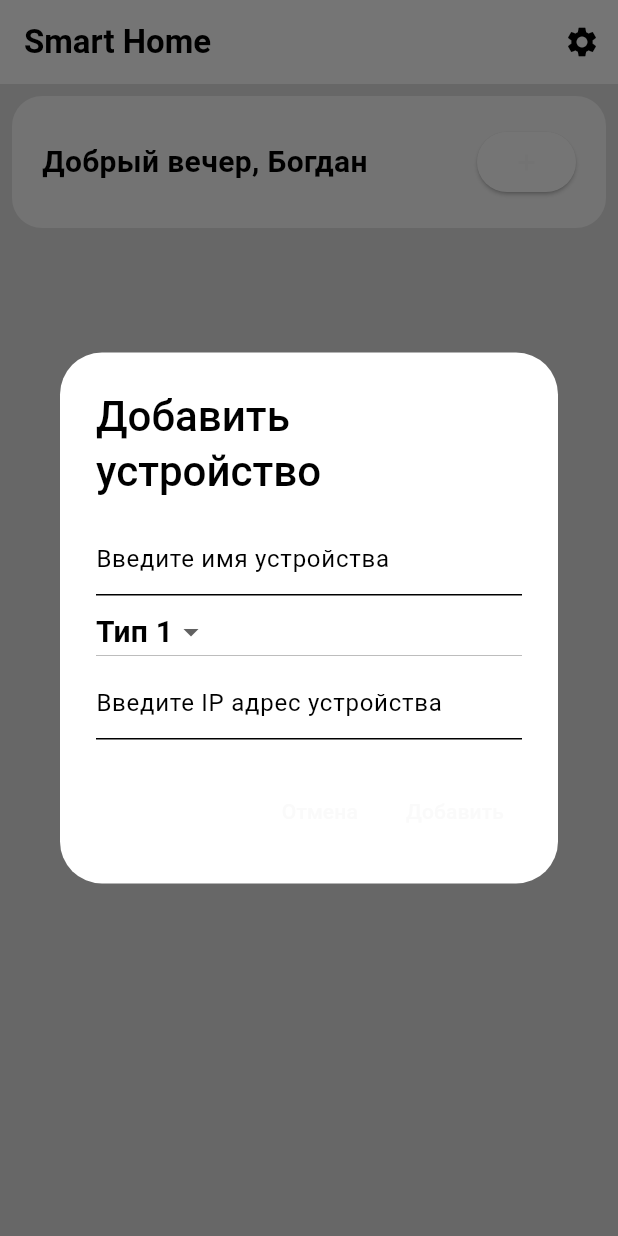
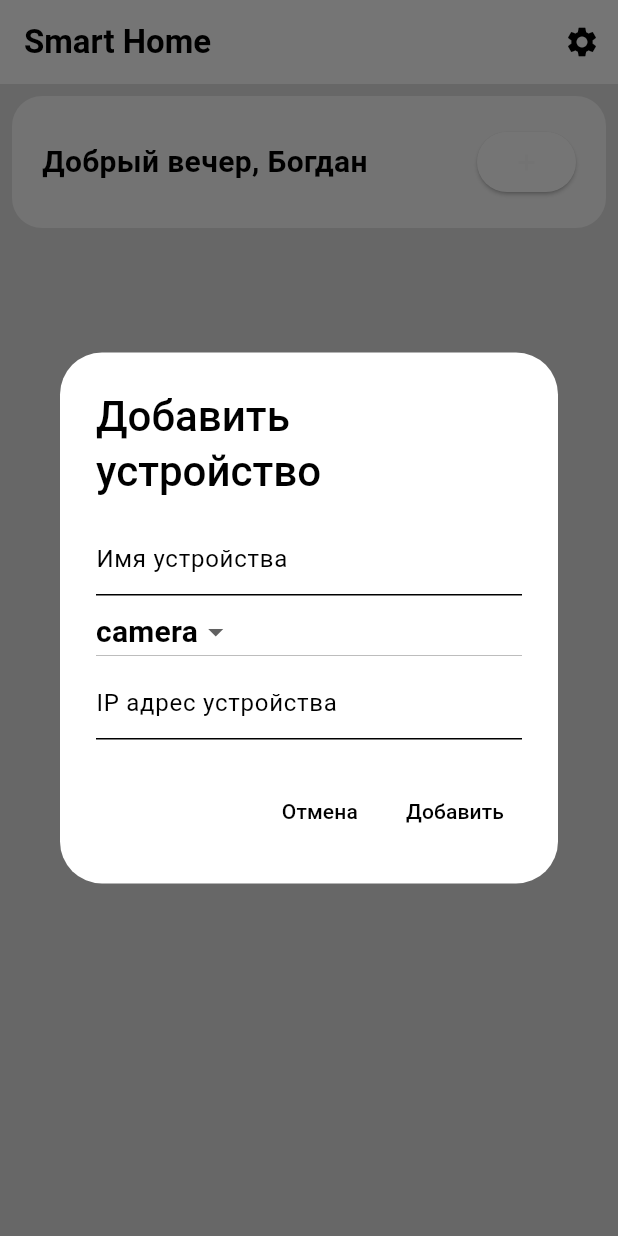
Before and after one commit to Bogdan108/smart_home_security, a Flutter app: the screen it shows after launch, after a tap on the "add" icon, on a phone screen of 412 x 824 dp. Run offline on Flutter 3.47's test engine with Material 3 defaults, Android fonts, the phone set to English and light mode, and no system bars; our stand-ins replace webview_flutter; missing offline and left inert: flutter_circle_color_picker, webview_flutter_android, webview_flutter_wkwebview.

Commit message:
adding with ip adress

```diff
--- a/lib/core/theme/custom_theme.dart
+++ b/lib/core/theme/custom_theme.dart
@@ -7,6 +7,7 @@ ThemeData darkTheme = ThemeData(
       background: Colors.grey[900]!,
       primary: Colors.grey[800]!,
       secondary: Colors.grey[700]!,
+      inversePrimary: Colors.white,
     ),
     textTheme: textTheme);
 
@@ -14,10 +15,10 @@ ThemeData lightTheme = ThemeData(
     brightness: Brightness.light,
     appBarTheme: const AppBarTheme(color: Colors.white),
     colorScheme: ColorScheme.light(
-      background: Colors.grey[300]!,
-      primary: Colors.grey[50]!,
-      secondary: Colors.grey,
-    ),
+        background: Colors.grey[300]!,
+        primary: Colors.grey[50]!,
+        secondary: Colors.grey,
+        inversePrimary: Colors.black),
     textTheme: textTheme);
 
 const TextTheme textTheme = TextTheme(
--- a/lib/core/utils/type_enum.dart
+++ b/lib/core/utils/type_enum.dart
@@ -1 +1,3 @@
+final class DevType {}
+
 enum DeviceType { camera, clock, led }
--- a/lib/widget/components/add_device_dialog.dart
+++ b/lib/widget/components/add_device_dialog.dart
@@ -14,7 +14,7 @@ class AddDeviceButton extends StatefulWidget {
 class _AddDeviceButtonState extends State<AddDeviceButton> {
   final TextEditingController _deviceNameController = TextEditingController();
   final TextEditingController _deviceIpController = TextEditingController();
-  String _deviceType = 'Тип 1';
+  DeviceType _deviceType = DeviceType.camera;
 
   @override
   void dispose() {
@@ -27,6 +27,7 @@ class _AddDeviceButtonState extends State<AddDeviceButton> {
     showDialog(
       context: context,
       builder: (BuildContext context) {
+        final theme = Theme.of(context);
         return AlertDialog(
           title: const Text('Добавить устройство'),
           content: SingleChildScrollView(
@@ -34,49 +35,51 @@ class _AddDeviceButtonState extends State<AddDeviceButton> {
               children: <Widget>[
                 TextFormField(
                   controller: _deviceNameController,
-                  decoration:
-                      const InputDecoration(hintText: 'Введите имя устройства'),
+                  decoration: const InputDecoration(hintText: 'Имя устройства'),
                 ),
-                DropdownButton<String>(
+                DropdownButton<DeviceType>(
                   value: _deviceType,
-                  onChanged: (String? newValue) {
+                  onChanged: (DeviceType? newValue) {
                     setState(() {
                       _deviceType = newValue!;
                     });
                   },
-                  items: <String>['Тип 1', 'Тип 2', 'Тип 3']
-                      .map<DropdownMenuItem<String>>((String value) {
-                    return DropdownMenuItem<String>(
+                  items: DeviceType.values
+                      .map<DropdownMenuItem<DeviceType>>((DeviceType value) {
+                    return DropdownMenuItem<DeviceType>(
                       value: value,
-                      child: Text(value),
+                      child: Text(value.toString().split('.').last),
                     );
                   }).toList(),
                 ),
                 TextFormField(
                   controller: _deviceIpController,
-                  decoration: const InputDecoration(
-                      hintText: 'Введите IP адрес устройства'),
+                  decoration:
+                      const InputDecoration(hintText: 'IP адрес устройства'),
                 ),
               ],
             ),
           ),
           actions: <Widget>[
             TextButton(
-              child: const Text('Отмена'),
+              child: Text(
+                'Отмена',
+                style: TextStyle(color: theme.colorScheme.inversePrimary),
+              ),
               onPressed: () {
                 Navigator.of(context).pop();
               },
             ),
             TextButton(
-              child: const Text('Добавить'),
+              child: Text(
+                'Добавить',
+                style: TextStyle(color: theme.colorScheme.inversePrimary),
+              ),
               onPressed: () {
-                // Здесь может быть код для добавления устройства
-                print(
-                    'Имя устройства: ${_deviceNameController.text}, Тип: $_deviceType, IP: ${_deviceIpController.text}');
                 Provider.of<DeviceList>(context, listen: false).add(
                   DeviceModel(
                       name: _deviceNameController.text,
-                      type: DeviceType.camera,
+                      type: _deviceType,
                       ip: _deviceIpController.text),
                 );
                 Navigator.of(context).pop();
--- a/lib/widget/pages/home_page.dart
+++ b/lib/widget/pages/home_page.dart
@@ -72,11 +72,13 @@ class _HomePageState extends State<HomePage> {
                 switch (devices[index].type) {
                   case DeviceType.camera:
                     icon = Icons.camera_alt_outlined;
-                    page = const CameraPage();
+                    page = CameraPage(devModel: devices[index]);
                     break;
                   case DeviceType.led:
                     icon = Icons.lightbulb_outline_sharp;
-                    page = const Ledpage();
+                    page = Ledpage(
+                      devModel: devices[index],
+                    );
                     break;
                   case DeviceType.clock:
                     icon = Icons.watch_later_outlined;
```
Also changed, not shown: lib/widget/pages/camera_page.dart (+5 -3 lines), lib/widget/pages/led_page.dart (+8 -2 lines).
